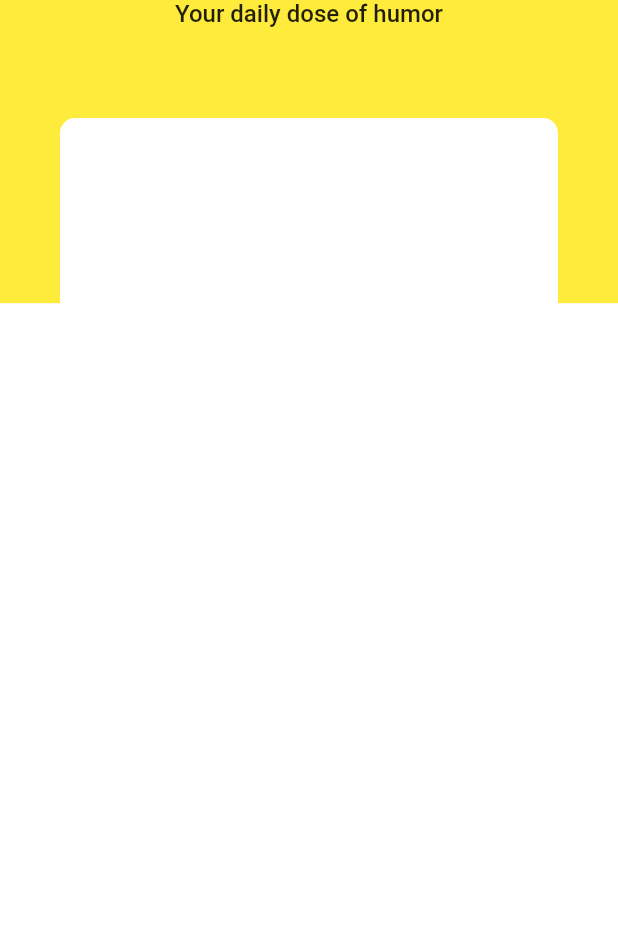
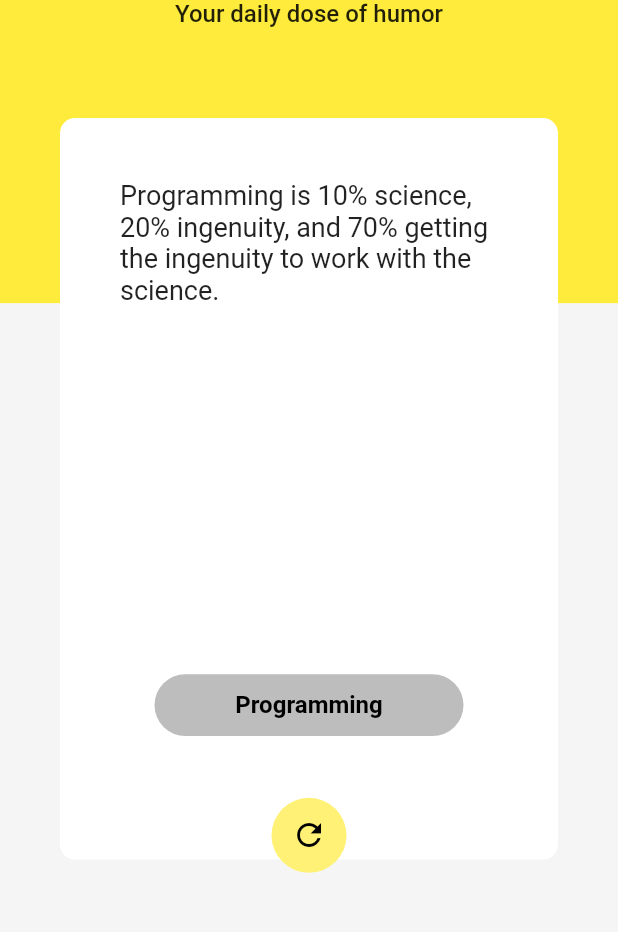
Before and after one commit to andrella30/Daily-Jokes-App, a Flutter app: the screen it shows after launch, on a phone screen of 412 x 824 dp, the part 191-1123 px from its top. Run offline on Flutter 3.47's test engine with Material 2 defaults, Android fonts, the light colour scheme and no system bars.

Commit message:
Finish the screen components

```diff
--- a/lib/app/view/home_page.dart
+++ b/lib/app/view/home_page.dart
@@ -13,17 +13,76 @@ class HomePage extends StatelessWidget {
             children: [
               BackgroudPage(constraints: constraints),
               Positioned(
-                top: constraints.maxHeight / 4,
+                top: constraints.maxHeight * 0.25,
                 left: 40,
                 right: 40,
                 child: Container(
-                  height: constraints.maxHeight / 1.8,
+                  height: constraints.maxHeight * 0.6,
                   width: constraints.maxWidth,
                   decoration: BoxDecoration(
                       color: Colors.white,
                       borderRadius: BorderRadius.all(Radius.circular(10))),
+                  child: Stack(
+                    children: [
+                      Padding(
+                        padding: EdgeInsets.only(
+                            top: constraints.maxHeight * 0.05,
+                            left: 40,
+                            right: 40),
+                        child: Text(
+                          "Programming is 10% science, 20% ingenuity, and 70% getting the ingenuity to work with the science.",
+                          style: TextStyle(
+                              fontSize: 18, fontWeight: FontWeight.w400),
+                        ),
+                      ),
+                    ],
+                  ),
                 ),
-              )
+              ),
+              Positioned(
+                top: constraints.maxHeight * 0.8,
+                left: 50,
+                right: 50,
+                child: Container(
+                  height: 50,
+                  width: 50,
+                  child: CircleAvatar(
+                    backgroundColor: Colors.yellow[300],
+                    child: IconButton(
+                      onPressed: () {},
+                      icon: Icon(
+                        Icons.refresh,
+                        color: Colors.black,
+                      ),
+                    ),
+                  ),
+                ),
+              ),
+              Center(
+                child: InkWell(
+                  onTap: () {},
+                  child: Padding(
+                    padding: EdgeInsets.only(top: constraints.maxHeight * 0.45),
+                    child: Container(
+                      height: constraints.maxHeight * 0.05,
+                      width: constraints.maxWidth * 0.5,
+                      decoration: BoxDecoration(
+                        color: Colors.grey[400],
+                        borderRadius: BorderRadius.circular(50),
+                      ),
+                      child: Center(
+                        child: Text(
+                          "Programming",
+                          style: TextStyle(
+                              fontSize: 16,
+                              color: Colors.black,
+                              fontWeight: FontWeight.bold),
+                        ),
+                      ),
+                    ),
+                  ),
+                ),
+              ),
             ],
           );
         },
--- a/lib/app/view/widgets/backgroud_page.dart
+++ b/lib/app/view/widgets/backgroud_page.dart
@@ -35,7 +35,7 @@ class BackgroudPage extends StatelessWidget {
         Container(
           height: constraints.maxHeight * 0.6,
           width: constraints.maxWidth,
-          color: Colors.white,
+          color: Colors.grey[100],
         ),
       ],
     );
```
